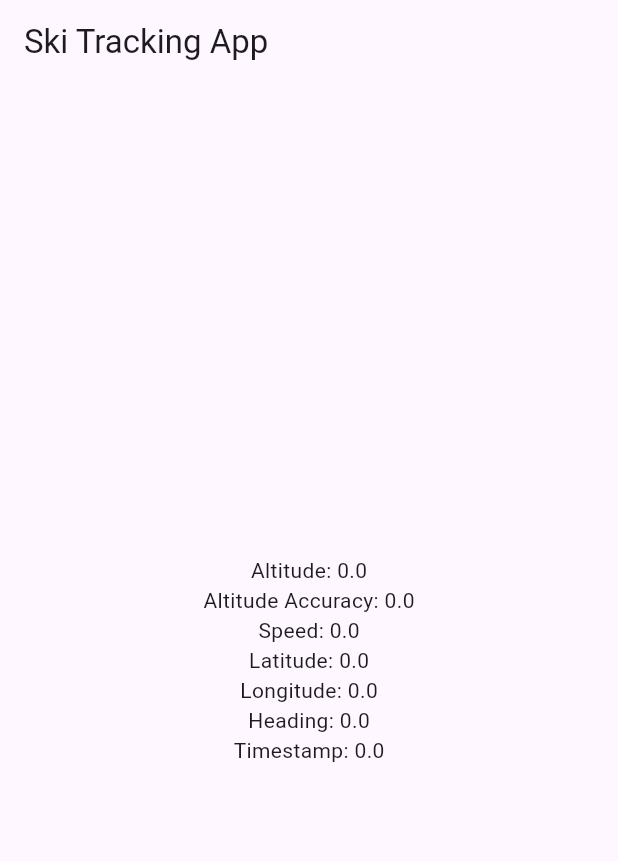
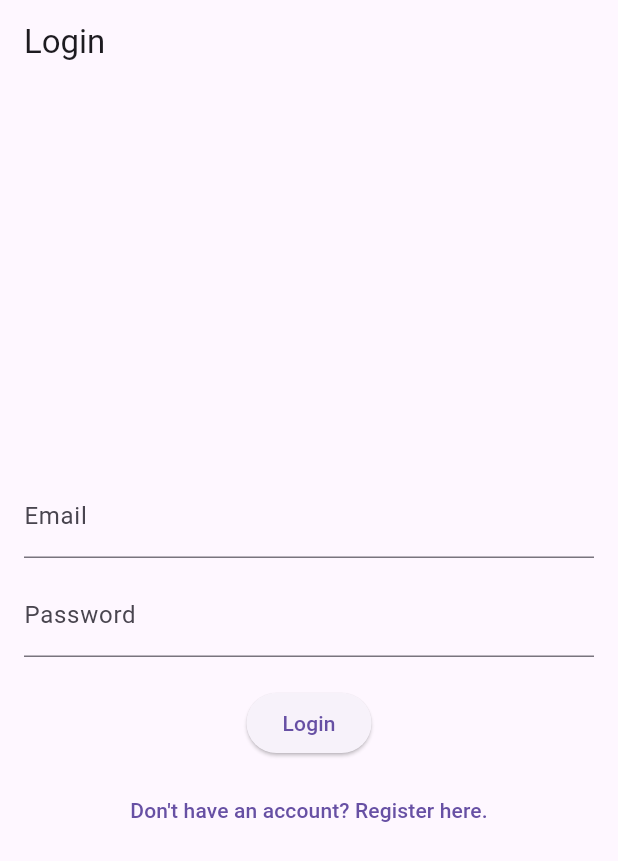
Before and after one commit to emarshall395/snow-gauge-app, a Flutter app: the screen it shows after launch, on a phone screen of 412 x 824 dp. Shown: the top 861 px of the screen. Run offline on Flutter 3.47's test engine with Material 3 defaults, Android fonts, the phone set to English and light mode, and no system bars.

Commit message:
Add files via upload

```diff
--- /dev/null
+++ b/lib/auth_service.dart
@@ -0,0 +1,12 @@
+class AuthService {
+  Future<bool> login(String email, String password) async {
+    // Replace this with our actual authentication logic
+    // we might call an API or use a library like Firebase for authentication
+    //
+    if (email == 'user@example.com' && password == 'password') {
+      return true; // Successful login
+    } else {
+      return false; // Invalid credentials
+    }
+  }
+}
--- /dev/null
+++ b/lib/login_page.dart
@@ -0,0 +1,114 @@
+// import 'package:flutter/material.dart';
+//
+// class LoginPage extends StatelessWidget {
+//   const LoginPage({super.key});
+//
+//   @override
+//   Widget build(BuildContext context) {
+//     return Scaffold(
+//       appBar: AppBar(
+//         title: Text('Login'),
+//       ),
+//       body: Padding(
+//         padding: const EdgeInsets.all(16.0),
+//         child: Column(
+//           mainAxisAlignment: MainAxisAlignment.center,
+//           children: [
+//             TextField(
+//               decoration: InputDecoration(labelText: 'Email'),
+//             ),
+//             SizedBox(height: 10),
+//             TextField(
+//               obscureText: true,
+//               decoration: InputDecoration(labelText: 'Password'),
+//             ),
+//             SizedBox(height: 20),
+//             ElevatedButton(
+//               onPressed: () {
+//                 // Implement login logic here
+//               },
+//               child: Text('Login'),
+//             ),
+//             SizedBox(height: 10),
+//             TextButton(
+//               onPressed: () {
+//                 // Navigate to registration page
+//               },
+//               child: Text('Don\'t have an account? Register here.'),
+//             ),
+//           ],
+//         ),
+//       ),
+//     );
+//   }
+// }
+
+import 'package:flutter/material.dart';
+import 'auth_service.dart';
+
+class LoginPage extends StatefulWidget {
+  const LoginPage({super.key});
+
+  @override
+  _LoginPageState createState() => _LoginPageState();
+}
+
+class _LoginPageState extends State<LoginPage> {
+  final TextEditingController _emailController = TextEditingController();
+  final TextEditingController _passwordController = TextEditingController();
+
+  AuthService _authService = AuthService();
+
+  @override
+  Widget build(BuildContext context) {
+    return Scaffold(
+      appBar: AppBar(
+        title: Text('Login'),
+      ),
+      body: Padding(
+        padding: const EdgeInsets.all(16.0),
+        child: Column(
+          mainAxisAlignment: MainAxisAlignment.center,
+          children: [
+            TextField(
+              controller: _emailController,
+              decoration: InputDecoration(labelText: 'Email'),
+            ),
+            SizedBox(height: 10),
+            TextField(
+              controller: _passwordController,
+              obscureText: true,
+              decoration: InputDecoration(labelText: 'Password'),
+            ),
+            SizedBox(height: 20),
+            ElevatedButton(
+              onPressed: () async {
+                // We need to implement login logic
+                String email = _emailController.text;
+                String password = _passwordController.text;
+
+                bool success = await _authService.login(email, password);
+
+                if (success) {
+                  // Navigate to LeaderboardPage on successful login
+                  Navigator.pushReplacementNamed(context, '/leaderboard');
+                } else {
+                  // if login failed we need to show an error message
+                }
+              },
+              child: Text('Login'),
+            ),
+            SizedBox(height: 10),
+            TextButton(
+              onPressed: () {
+                // Navigate to registration page
+                Navigator.pushNamed(context, '/register');
+              },
+              child: Text('Don\'t have an account? Register here.'),
+            ),
+          ],
+        ),
+      ),
+    );
+  }
+}
--- a/lib/main.dart
+++ b/lib/main.dart
@@ -1,81 +1,35 @@
 import 'package:flutter/material.dart';
-import 'package:geolocator/geolocator.dart';
+import 'login_page.dart';
+import 'registration_page.dart';
+import 'leaderboard_page.dart';
+import 'history_page.dart';
+import 'user_account_page.dart';
+import 'record_activity_page.dart';
 
-void main() => runApp(MyApp());
+void main() {
+  runApp(const MyApp());
+}
 
 class MyApp extends StatelessWidget {
+  const MyApp({super.key});
+
   @override
   Widget build(BuildContext context) {
     return MaterialApp(
-      home: MyHomePage(),
+      title: 'Snow Gauge App',
+      theme: ThemeData(
+        primarySwatch: Colors.blue,
+      ),
+      // Redirect to LoginPage initially
+      home: const LoginPage(),
+      routes: {
+        '/login': (context) => LoginPage(),
+        '/register': (context) => RegistrationPage(),
+        '/leaderboard': (context) => LeaderboardPage(),
+        '/history': (context) => HistoryPage(),
+        '/user_account': (context) => const UserAccountPage(),
+        '/record_activity': (context) => RecordActivityPage(),
+      },
     );
   }
 }
-
-class MyHomePage extends StatefulWidget {
-  @override
-  _MyHomePageState createState() => _MyHomePageState();
-}
-
-class _MyHomePageState extends State<MyHomePage> {
-  GeolocatorPlatform geolocator = GeolocatorPlatform.instance;
-  Position? currentPosition;
-
-  @override
-  void initState() {
-    super.initState();
-    _getLocation();
-  }
-
-  Future<void> _getLocation() async {
-    LocationPermission permission = await geolocator.requestPermission();
-
-    final LocationSettings locationSettings = LocationSettings(
-      accuracy: LocationAccuracy.high,
-      distanceFilter: 1,
-    );
-
-    if (permission == LocationPermission.whileInUse || permission == LocationPermission.always) {
-      geolocator.getPositionStream(locationSettings: locationSettings).listen((Position position) {
-        setState(() {
-          currentPosition = position;
-        });
-
-        // Access altitude and speed
-        double elevation = currentPosition?.altitude ?? 0.0;
-        double speed = currentPosition?.speed ?? 0.0;
-
-        print(position.altitudeAccuracy);
-        print(position.isMocked);
-        print(position.latitude);
-        print(position.longitude);
-
-        // Use elevation and speed data as needed
-        print('Elevation: $elevation, Speed: $speed');
-      });
-    }
-  }
-
-  @override
-  Widget build(BuildContext context) {
-    return Scaffold(
-      appBar: AppBar(
-        title: Text('Ski Tracking App'),
-      ),
-      body: Center(
-        child: Column(
-          mainAxisAlignment: MainAxisAlignment.center,
-          children: <Widget>[
-            Text('Altitude: ${currentPosition?.altitude ?? 0.0}'),
-            Text('Altitude Accuracy: ${currentPosition?.altitudeAccuracy ?? 0.0}'),
-            Text('Speed: ${currentPosition?.speed ?? 0.0}'),
-            Text('Latitude: ${currentPosition?.latitude ?? 0.0}'),
-            Text('Longitude: ${currentPosition?.longitude ?? 0.0}'),
-            Text('Heading: ${currentPosition?.heading ?? 0.0}'),
-            Text('Timestamp: ${currentPosition?.timestamp.toLocal() ?? 0.0}'),
-          ],
-        ),
-      ),
-    );
-  }
-}
--- /dev/null
+++ b/lib/registration_service.dart
@@ -0,0 +1,12 @@
+class RegistrationService {
+  Future<bool> register(String name, String email, String password) async {
+
+    // we might need to call an API or use a library like Firebase for user registration
+    // this example i have used hardcoded registration
+    if (name.isNotEmpty && email.isNotEmpty && password.isNotEmpty) {
+      return true; // Successful registration
+    } else {
+      return false; // Invalid registration data
+    }
+  }
+}
```
Also changed, not shown: lib/history_page.dart (added, +50 -0 lines), lib/leaderboard_page.dart (added, +80 -0 lines), lib/record_activity_page.dart (added, +140 -0 lines), lib/registration_page.dart (added, +127 -0 lines), lib/user_account_page.dart (added, +26 -0 lines).
